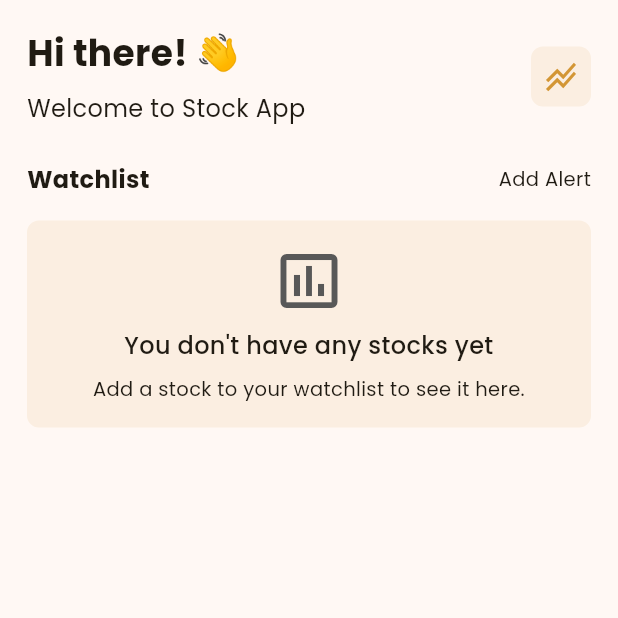
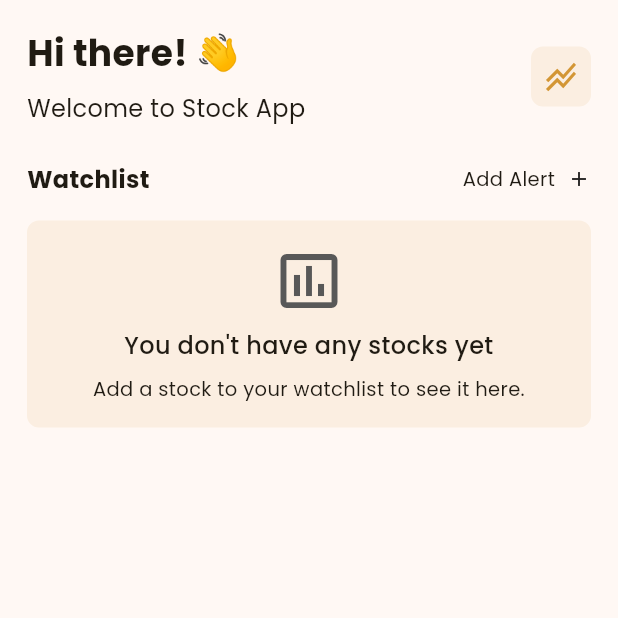
Before and after one commit to Fabri17/stock_app, a Flutter app: the screen it shows after launch, on a phone screen of 412 x 824 dp, the top half of it. Run offline on Flutter 3.47's test engine with Material 3 defaults, Android fonts, the phone set to English and light mode, and no system bars; our stand-ins replace equatable, flutter_bloc, get_it, go_router, google_fonts.

Commit message:
🏗️ Add Equatable mixin to Stock class and display add icon in StockWatchList

```diff
--- a/lib/domain/entities/stock.dart
+++ b/lib/domain/entities/stock.dart
@@ -1,10 +1,12 @@
-class Stock {
+import 'package:equatable/equatable.dart';
+
+class Stock extends Equatable {
   final String name;
   final String symbol;
   final double price;
   final double volume;
 
-  Stock({
+  const Stock({
     required this.name,
     required this.symbol,
     required this.price,
@@ -33,4 +35,7 @@ class Stock {
       volume: json['change'],
     );
   }
+
+  @override
+  List<Object?> get props => [name, symbol, price, volume];
 }
--- a/lib/presentation/screens/home_screen/widgets/stock_watch_list.dart
+++ b/lib/presentation/screens/home_screen/widgets/stock_watch_list.dart
@@ -31,6 +31,11 @@ class _StockWatchListState extends State<StockWatchList> {
                 style: Styles.paragraphTwo(),
               ),
             ),
+            const SizedBox(width: 8),
+            const Icon(
+              Icons.add,
+              size: 16,
+            ),
           ],
         ),
         const SizedBox(height: 16),
```
